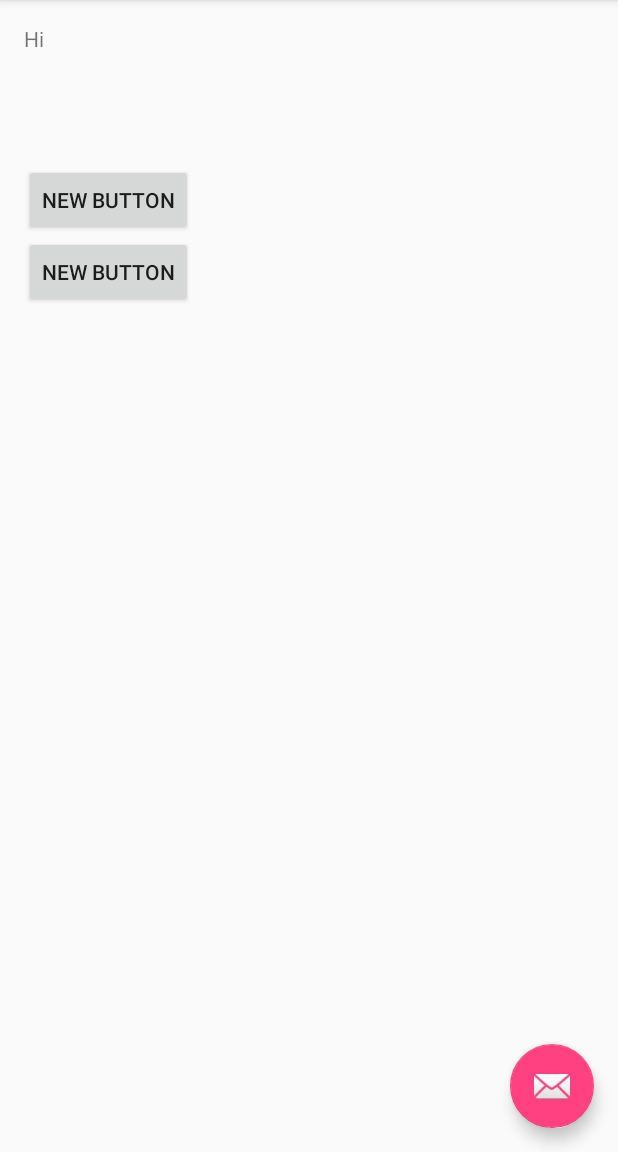
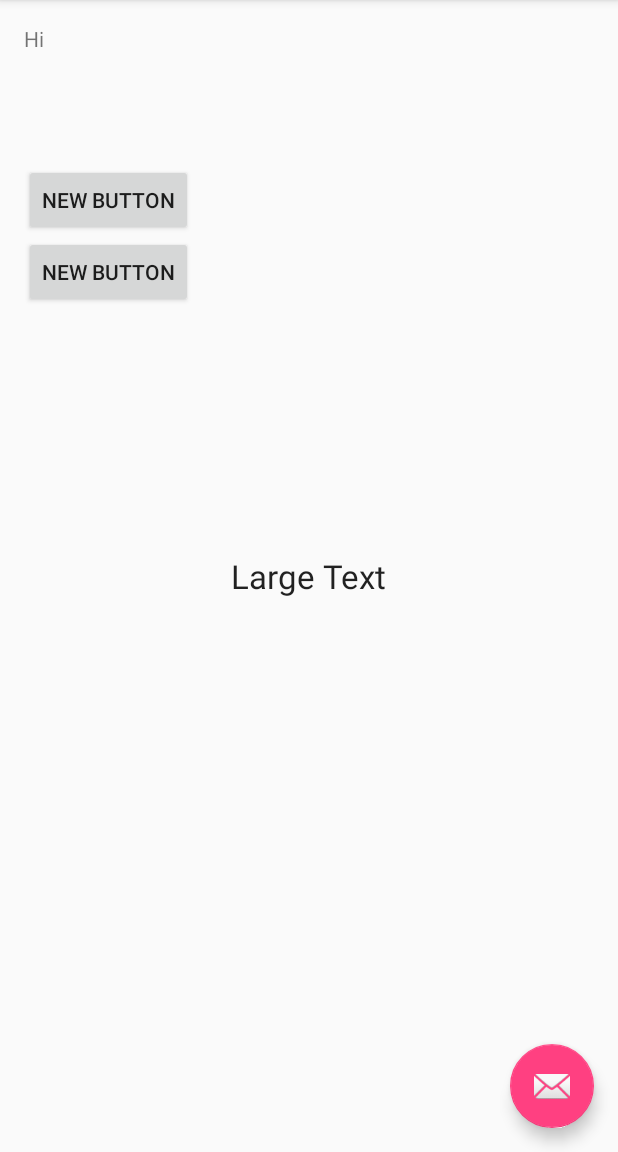
Before and after one commit to Driversbuddy/DriversBuddy, an Android app: the screen it shows after launch (MainActivity), on a phone screen of 412 x 824 dp, the part 84-1236 px from its top. Run offline under Robolectric (Android 15) with nearby library versions, the phone set to English and light mode, and no system bars.

```diff
--- a/app/src/main/res/layout/content_main.xml
+++ b/app/src/main/res/layout/content_main.xml
@@ -38,4 +38,13 @@
         android:layout_alignParentLeft="true"
         android:layout_alignParentStart="true" />
 
+    <TextView
+        android:layout_width="wrap_content"
+        android:layout_height="wrap_content"
+        android:textAppearance="?android:attr/textAppearanceLarge"
+        android:text="Large Text"
+        android:id="@+id/textView2"
+        android:layout_centerVertical="true"
+        android:layout_centerHorizontal="true" />
+
 </RelativeLayout>
```
